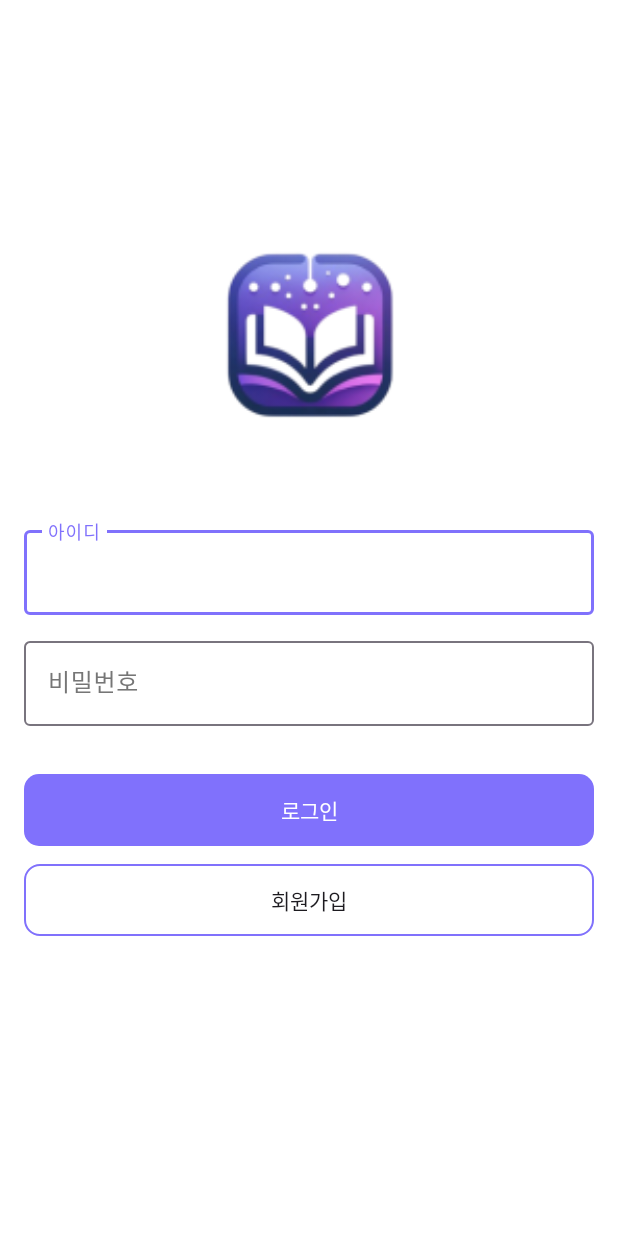
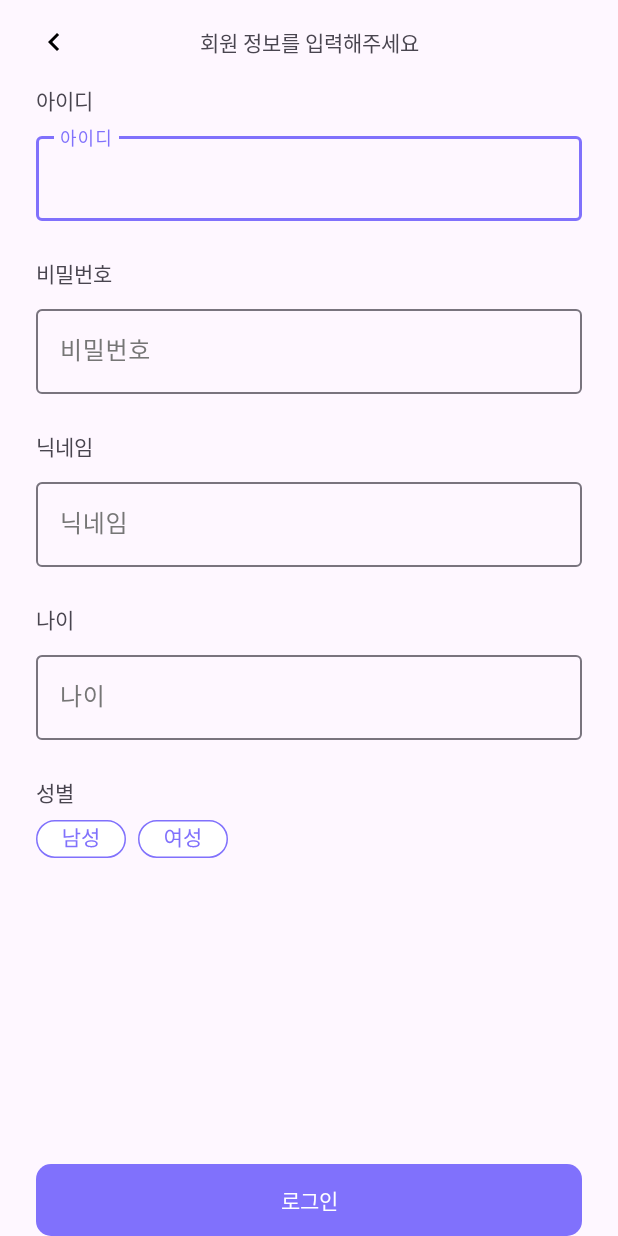
Before and after one commit to hanayoung/GenieBooks, an Android app: the screen it shows after launch (MainActivity), on a phone screen of 412 x 824 dp. Run offline under Robolectric (Android 15) with nearby library versions, the phone set to English and light mode, and no system bars; our stand-ins replace navigation-ui.

Commit message:
Feat: 회원가입 화면 구현 중간 커밋

```diff
--- a/finalproject/app/src/main/java/com/ssafy/finalproject/ui/MainActivity.kt
+++ b/finalproject/app/src/main/java/com/ssafy/finalproject/ui/MainActivity.kt
@@ -27,6 +27,7 @@ class MainActivity : BaseActivity<ActivityMainBinding>(ActivityMainBinding::infl
         navController.addOnDestinationChangedListener { _, destination, _ ->
             binding.bnv.visibility = when (destination.id) {
                 R.id.loginFragment -> View.GONE
+                R.id.joinFragment -> View.GONE
                 R.id.homeFragment -> View.VISIBLE
                 R.id.categoryFragment -> View.VISIBLE
                 R.id.myPageFragment -> View.VISIBLE
--- /dev/null
+++ b/finalproject/app/src/main/java/com/ssafy/finalproject/ui/join/JoinFragment.kt
@@ -0,0 +1,18 @@
+package com.ssafy.finalproject.ui.join
+
+import android.os.Bundle
+import android.view.View
+import com.ssafy.finalproject.R
+import com.ssafy.finalproject.base.BaseFragment
+import com.ssafy.finalproject.databinding.FragmentJoinBinding
+
+class JoinFragment : BaseFragment<FragmentJoinBinding>(
+    FragmentJoinBinding::bind,
+    R.layout.fragment_join
+) {
+
+    override fun onViewCreated(view: View, savedInstanceState: Bundle?) {
+        super.onViewCreated(view, savedInstanceState)
+
+    }
+}
--- /dev/null
+++ b/finalproject/app/src/main/res/drawable/ic_back.xml
@@ -0,0 +1,9 @@
+<vector xmlns:android="http://schemas.android.com/apk/res/android"
+    android:width="24dp"
+    android:height="24dp"
+    android:viewportWidth="960"
+    android:viewportHeight="960">
+  <path
+      android:pathData="M560,720 L320,480l240,-240 56,56 -184,184 184,184 -56,56Z"
+      android:fillColor="#000000"/>
+</vector>
--- /dev/null
+++ b/finalproject/app/src/main/res/drawable/ic_female.xml
@@ -0,0 +1,14 @@
+<vector xmlns:android="http://schemas.android.com/apk/res/android"
+    android:width="60dp"
+    android:height="25dp"
+    android:viewportWidth="60"
+    android:viewportHeight="25">
+  <path
+      android:strokeWidth="1"
+      android:pathData="M12.5,0.5L47.5,0.5A12,12 0,0 1,59.5 12.5L59.5,12.5A12,12 0,0 1,47.5 24.5L12.5,24.5A12,12 0,0 1,0.5 12.5L0.5,12.5A12,12 0,0 1,12.5 0.5z"
+      android:fillColor="#ffffff"
+      android:strokeColor="#8071FC"/>
+  <path
+      android:pathData="M23.519,8.25H27.341V9.216H23.519V8.25ZM23.519,12.254H27.341V13.22H23.519V12.254ZM21.195,6.402C23.029,6.402 24.345,8.124 24.345,10.812C24.345,13.514 23.029,15.236 21.195,15.236C19.347,15.236 18.045,13.514 18.045,10.812C18.045,8.124 19.347,6.402 21.195,6.402ZM21.195,7.452C19.977,7.452 19.137,8.768 19.137,10.812C19.137,12.87 19.977,14.214 21.195,14.214C22.413,14.214 23.253,12.87 23.253,10.812C23.253,8.768 22.413,7.452 21.195,7.452ZM27.089,5.422H28.237V18.106H27.089V5.422ZM33.878,6.15H34.844V7.452C34.844,9.902 33.458,11.904 31.288,12.716L30.686,11.764C32.618,11.078 33.878,9.384 33.878,7.452V6.15ZM34.088,6.15H35.04V7.41C35.04,9.202 36.272,10.784 38.12,11.428L37.49,12.338C35.446,11.568 34.088,9.706 34.088,7.41V6.15ZM39.94,5.436H41.102V12.926H39.94V5.436ZM36.944,13.29C39.548,13.29 41.158,14.172 41.158,15.684C41.158,17.196 39.548,18.064 36.944,18.064C34.326,18.064 32.716,17.196 32.716,15.684C32.716,14.172 34.326,13.29 36.944,13.29ZM36.944,14.214C35.04,14.214 33.878,14.76 33.878,15.684C33.878,16.608 35.04,17.154 36.944,17.154C38.848,17.154 40.01,16.608 40.01,15.684C40.01,14.76 38.848,14.214 36.944,14.214ZM37.196,8.11H40.192V9.076H37.196V8.11Z"
+      android:fillColor="#8071FC"/>
+</vector>
--- /dev/null
+++ b/finalproject/app/src/main/res/drawable/ic_female_checked.xml
@@ -0,0 +1,12 @@
+<vector xmlns:android="http://schemas.android.com/apk/res/android"
+    android:width="60dp"
+    android:height="25dp"
+    android:viewportWidth="60"
+    android:viewportHeight="25">
+  <path
+      android:pathData="M12.5,0L47.5,0A12.5,12.5 0,0 1,60 12.5L60,12.5A12.5,12.5 0,0 1,47.5 25L12.5,25A12.5,12.5 0,0 1,0 12.5L0,12.5A12.5,12.5 0,0 1,12.5 0z"
+      android:fillColor="#8071FC"/>
+  <path
+      android:pathData="M23.519,8.25H27.341V9.216H23.519V8.25ZM23.519,12.254H27.341V13.22H23.519V12.254ZM21.195,6.402C23.029,6.402 24.345,8.124 24.345,10.812C24.345,13.514 23.029,15.236 21.195,15.236C19.347,15.236 18.045,13.514 18.045,10.812C18.045,8.124 19.347,6.402 21.195,6.402ZM21.195,7.452C19.977,7.452 19.137,8.768 19.137,10.812C19.137,12.87 19.977,14.214 21.195,14.214C22.413,14.214 23.253,12.87 23.253,10.812C23.253,8.768 22.413,7.452 21.195,7.452ZM27.089,5.422H28.237V18.106H27.089V5.422ZM33.878,6.15H34.844V7.452C34.844,9.902 33.458,11.904 31.288,12.716L30.686,11.764C32.618,11.078 33.878,9.384 33.878,7.452V6.15ZM34.088,6.15H35.04V7.41C35.04,9.202 36.272,10.784 38.12,11.428L37.49,12.338C35.446,11.568 34.088,9.706 34.088,7.41V6.15ZM39.94,5.436H41.102V12.926H39.94V5.436ZM36.944,13.29C39.548,13.29 41.158,14.172 41.158,15.684C41.158,17.196 39.548,18.064 36.944,18.064C34.326,18.064 32.716,17.196 32.716,15.684C32.716,14.172 34.326,13.29 36.944,13.29ZM36.944,14.214C35.04,14.214 33.878,14.76 33.878,15.684C33.878,16.608 35.04,17.154 36.944,17.154C38.848,17.154 40.01,16.608 40.01,15.684C40.01,14.76 38.848,14.214 36.944,14.214ZM37.196,8.11H40.192V9.076H37.196V8.11Z"
+      android:fillColor="#ffffff"/>
+</vector>
--- /dev/null
+++ b/finalproject/app/src/main/res/drawable/ic_male.xml
@@ -0,0 +1,14 @@
+<vector xmlns:android="http://schemas.android.com/apk/res/android"
+    android:width="60dp"
+    android:height="25dp"
+    android:viewportWidth="60"
+    android:viewportHeight="25">
+  <path
+      android:strokeWidth="1"
+      android:pathData="M12.5,0.5L47.5,0.5A12,12 0,0 1,59.5 12.5L59.5,12.5A12,12 0,0 1,47.5 24.5L12.5,24.5A12,12 0,0 1,0.5 12.5L0.5,12.5A12,12 0,0 1,12.5 0.5z"
+      android:fillColor="#ffffff"
+      android:strokeColor="#8071FC"/>
+  <path
+      android:pathData="M26.473,5.436H27.635V12.59H26.473V5.436ZM27.327,8.334H29.511V9.3H27.327V8.334ZM19.655,13.276H27.635V17.924H19.655V13.276ZM26.501,14.214H20.803V16.972H26.501V14.214ZM18.423,6.066H19.585V11.134H18.423V6.066ZM18.423,10.658H19.417C21.237,10.658 23.127,10.532 25.199,10.112L25.339,11.064C23.197,11.512 21.307,11.638 19.417,11.638H18.423V10.658ZM33.878,6.15H34.844V7.452C34.844,9.902 33.458,11.904 31.288,12.716L30.686,11.764C32.618,11.078 33.878,9.384 33.878,7.452V6.15ZM34.088,6.15H35.04V7.41C35.04,9.202 36.272,10.784 38.12,11.428L37.49,12.338C35.446,11.568 34.088,9.706 34.088,7.41V6.15ZM39.94,5.436H41.102V12.926H39.94V5.436ZM36.944,13.29C39.548,13.29 41.158,14.172 41.158,15.684C41.158,17.196 39.548,18.064 36.944,18.064C34.326,18.064 32.716,17.196 32.716,15.684C32.716,14.172 34.326,13.29 36.944,13.29ZM36.944,14.214C35.04,14.214 33.878,14.76 33.878,15.684C33.878,16.608 35.04,17.154 36.944,17.154C38.848,17.154 40.01,16.608 40.01,15.684C40.01,14.76 38.848,14.214 36.944,14.214ZM37.196,8.11H40.192V9.076H37.196V8.11Z"
+      android:fillColor="#8071FC"/>
+</vector>
--- /dev/null
+++ b/finalproject/app/src/main/res/drawable/ic_male_checked.xml
@@ -0,0 +1,12 @@
+<vector xmlns:android="http://schemas.android.com/apk/res/android"
+    android:width="60dp"
+    android:height="25dp"
+    android:viewportWidth="60"
+    android:viewportHeight="25">
+  <path
+      android:pathData="M12.5,0L47.5,0A12.5,12.5 0,0 1,60 12.5L60,12.5A12.5,12.5 0,0 1,47.5 25L12.5,25A12.5,12.5 0,0 1,0 12.5L0,12.5A12.5,12.5 0,0 1,12.5 0z"
+      android:fillColor="#8071FC"/>
+  <path
+      android:pathData="M26.473,5.436H27.635V12.59H26.473V5.436ZM27.327,8.334H29.511V9.3H27.327V8.334ZM19.655,13.276H27.635V17.924H19.655V13.276ZM26.501,14.214H20.803V16.972H26.501V14.214ZM18.423,6.066H19.585V11.134H18.423V6.066ZM18.423,10.658H19.417C21.237,10.658 23.127,10.532 25.199,10.112L25.339,11.064C23.197,11.512 21.307,11.638 19.417,11.638H18.423V10.658ZM33.878,6.15H34.844V7.452C34.844,9.902 33.458,11.904 31.288,12.716L30.686,11.764C32.618,11.078 33.878,9.384 33.878,7.452V6.15ZM34.088,6.15H35.04V7.41C35.04,9.202 36.272,10.784 38.12,11.428L37.49,12.338C35.446,11.568 34.088,9.706 34.088,7.41V6.15ZM39.94,5.436H41.102V12.926H39.94V5.436ZM36.944,13.29C39.548,13.29 41.158,14.172 41.158,15.684C41.158,17.196 39.548,18.064 36.944,18.064C34.326,18.064 32.716,17.196 32.716,15.684C32.716,14.172 34.326,13.29 36.944,13.29ZM36.944,14.214C35.04,14.214 33.878,14.76 33.878,15.684C33.878,16.608 35.04,17.154 36.944,17.154C38.848,17.154 40.01,16.608 40.01,15.684C40.01,14.76 38.848,14.214 36.944,14.214ZM37.196,8.11H40.192V9.076H37.196V8.11Z"
+      android:fillColor="#ffffff"/>
+</vector>
--- /dev/null
+++ b/finalproject/app/src/main/res/drawable/selector_female.xml
@@ -0,0 +1,5 @@
+<?xml version="1.0" encoding="utf-8"?>
+<selector xmlns:android="http://schemas.android.com/apk/res/android">
+    <item android:state_checked="true" android:drawable="@drawable/ic_female_checked" />
+    <item android:state_checked="false" android:drawable="@drawable/ic_female" />
+</selector>
--- /dev/null
+++ b/finalproject/app/src/main/res/drawable/selector_male.xml
@@ -0,0 +1,5 @@
+<?xml version="1.0" encoding="utf-8"?>
+<selector xmlns:android="http://schemas.android.com/apk/res/android">
+    <item android:state_checked="true" android:drawable="@drawable/ic_male_checked" />
+    <item android:state_checked="false" android:drawable="@drawable/ic_male" />
+</selector>
--- /dev/null
+++ b/finalproject/app/src/main/res/layout/fragment_join.xml
@@ -0,0 +1,199 @@
+<?xml version="1.0" encoding="utf-8"?>
+<androidx.constraintlayout.widget.ConstraintLayout xmlns:android="http://schemas.android.com/apk/res/android"
+    xmlns:app="http://schemas.android.com/apk/res-auto"
+    android:layout_width="match_parent"
+    android:layout_height="match_parent"
+    android:paddingHorizontal="24dp">
+
+    <androidx.constraintlayout.widget.ConstraintLayout
+        android:id="@+id/toolbar"
+        android:layout_width="0dp"
+        android:layout_height="wrap_content"
+        android:paddingVertical="16dp"
+        app:layout_constraintEnd_toEndOf="parent"
+        app:layout_constraintStart_toStartOf="parent"
+        app:layout_constraintTop_toTopOf="parent">
+
+        <ImageView
+            android:layout_width="wrap_content"
+            android:layout_height="wrap_content"
+            android:src="@drawable/ic_back"
+            app:layout_constraintBottom_toBottomOf="parent"
+            app:layout_constraintStart_toStartOf="parent"
+            app:layout_constraintTop_toTopOf="parent" />
+
+        <TextView
+            android:layout_width="wrap_content"
+            android:layout_height="wrap_content"
+            android:fontFamily="@font/pretendard_bold"
+            android:text="@string/join_toolbar_title"
+            app:layout_constraintBottom_toBottomOf="parent"
+            app:layout_constraintEnd_toEndOf="parent"
+            app:layout_constraintStart_toStartOf="parent"
+            app:layout_constraintTop_toTopOf="parent" />
+
+    </androidx.constraintlayout.widget.ConstraintLayout>
+
+
+    <TextView
+        android:id="@+id/tv_id"
+        android:layout_width="wrap_content"
+        android:layout_height="wrap_content"
+        android:text="@string/id"
+        android:textSize="14sp"
+        app:layout_constraintStart_toStartOf="parent"
+        app:layout_constraintTop_toBottomOf="@id/toolbar" />
+
+    <com.google.android.material.textfield.TextInputLayout
+        android:id="@+id/input_layout_id"
+        android:layout_width="0dp"
+        android:layout_height="wrap_content"
+        android:layout_marginTop="8dp"
+        android:hint="@string/id"
+        android:textColorHint="@color/light_text"
+        app:layout_constraintEnd_toEndOf="parent"
+        app:layout_constraintStart_toStartOf="parent"
+        app:layout_constraintTop_toBottomOf="@id/tv_id">
+
+        <com.google.android.material.textfield.TextInputEditText
+            android:layout_width="match_parent"
+            android:layout_height="wrap_content"
+            android:imeOptions="actionDone"
+            android:inputType="text"
+            android:maxLength="20"
+            android:maxLines="1" />
+
+    </com.google.android.material.textfield.TextInputLayout>
+
+    <TextView
+        android:id="@+id/tv_pwd"
+        android:layout_width="wrap_content"
+        android:layout_height="wrap_content"
+        android:layout_marginTop="24dp"
+        android:text="@string/pwd"
+        android:textSize="14sp"
+        app:layout_constraintStart_toStartOf="parent"
+        app:layout_constraintTop_toBottomOf="@id/input_layout_id" />
+
+    <com.google.android.material.textfield.TextInputLayout
+        android:id="@+id/input_layout_pwd"
+        android:layout_width="0dp"
+        android:layout_height="wrap_content"
+        android:layout_marginTop="8dp"
+        android:hint="@string/pwd"
+        android:textColorHint="@color/light_text"
+        app:layout_constraintEnd_toEndOf="parent"
+        app:layout_constraintStart_toStartOf="parent"
+        app:layout_constraintTop_toBottomOf="@id/tv_pwd">
+
+        <com.google.android.material.textfield.TextInputEditText
+            android:layout_width="match_parent"
+            android:layout_height="wrap_content"
+            android:imeOptions="actionDone"
+            android:inputType="text"
+            android:maxLength="20"
+            android:maxLines="1" />
+
+    </com.google.android.material.textfield.TextInputLayout>
+
+    <TextView
+        android:id="@+id/tv_nick_name"
+        android:layout_width="wrap_content"
+        android:layout_height="wrap_content"
+        android:layout_marginTop="24dp"
+        android:text="@string/nick_name"
+        android:textSize="14sp"
+        app:layout_constraintStart_toStartOf="parent"
+        app:layout_constraintTop_toBottomOf="@id/input_layout_pwd" />
+
+    <com.google.android.material.textfield.TextInputLayout
+        android:id="@+id/input_layout_nick_name"
+        android:layout_width="0dp"
+        android:layout_height="wrap_content"
+        android:layout_marginTop="8dp"
+        android:hint="@string/nick_name"
+        android:textColorHint="@color/light_text"
+        app:layout_constraintEnd_toEndOf="parent"
+        app:layout_constraintStart_toStartOf="parent"
+        app:layout_constraintTop_toBottomOf="@id/tv_nick_name">
+
+        <com.google.android.material.textfield.TextInputEditText
+            android:layout_width="match_parent"
+            android:layout_height="wrap_content"
+            android:imeOptions="actionDone"
+            android:inputType="text"
+            android:maxLength="20"
+            android:maxLines="1" />
+
+    </com.google.android.material.textfield.TextInputLayout>
+
+    <TextView
+        android:id="@+id/tv_age"
+        android:layout_width="wrap_content"
+        android:layout_height="wrap_content"
+        android:layout_marginTop="24dp"
+        android:text="@string/age"
+        android:textSize="14sp"
+        app:layout_constraintStart_toStartOf="parent"
+        app:layout_constraintTop_toBottomOf="@id/input_layout_nick_name" />
+
+    <com.google.android.material.textfield.TextInputLayout
+        android:id="@+id/input_layout_age"
+        android:layout_width="0dp"
+        android:layout_height="wrap_content"
+        android:layout_marginTop="8dp"
+        android:hint="@string/age"
+        android:textColorHint="@color/light_text"
+        app:layout_constraintEnd_toEndOf="parent"
+        app:layout_constraintStart_toStartOf="parent"
+        app:layout_constraintTop_toBottomOf="@id/tv_age">
+
+        <com.google.android.material.textfield.TextInputEditText
+            android:layout_width="match_parent"
+            android:layout_height="wrap_content"
+            android:imeOptions="actionDone"
+            android:inputType="text"
+            android:maxLength="20"
+            android:maxLines="1" />
+
+    </com.google.android.material.textfield.TextInputLayout>
+
+    <TextView
+        android:id="@+id/tv_gender"
+        android:layout_width="wrap_content"
+        android:layout_height="wrap_content"
+        android:layout_marginTop="24dp"
+        android:text="@string/gender"
+        android:textSize="14sp"
+        app:layout_constraintStart_toStartOf="parent"
+        app:layout_constraintTop_toBottomOf="@id/input_layout_age" />
+
+    <ImageView
+        android:id="@+id/iv_male"
+        android:layout_width="wrap_content"
+        android:layout_height="wrap_content"
+        android:layout_marginTop="8dp"
+        android:src="@drawable/selector_male"
+        app:layout_constraintStart_toStartOf="parent"
+        app:layout_constraintTop_toBottomOf="@id/tv_gender" />
+
+    <ImageView
+        android:id="@+id/iv_female"
+        android:layout_width="wrap_content"
+        android:layout_height="wrap_content"
+        android:layout_marginStart="8dp"
+        android:src="@drawable/selector_female"
+        app:layout_constraintStart_toEndOf="@id/iv_male"
+        app:layout_constraintTop_toTopOf="@id/iv_male" />
+
+    <Button
+        android:id="@+id/btn_login"
+        android:layout_width="0dp"
+        android:layout_height="wrap_content"
+        android:background="@drawable/btn_background"
+        android:text="@string/login"
+        app:layout_constraintBottom_toBottomOf="parent"
+        app:layout_constraintEnd_toEndOf="parent"
+        app:layout_constraintStart_toStartOf="parent" />
+
+</androidx.constraintlayout.widget.ConstraintLayout>
--- a/finalproject/app/src/main/res/navigation/nav_graph.xml
+++ b/finalproject/app/src/main/res/navigation/nav_graph.xml
@@ -3,7 +3,7 @@
     xmlns:app="http://schemas.android.com/apk/res-auto"
     xmlns:tools="http://schemas.android.com/tools"
     android:id="@+id/nav_graph"
-    app:startDestination="@id/loginFragment">
+    app:startDestination="@id/joinFragment">
 
     <fragment
         android:id="@+id/homeFragment"
@@ -24,4 +24,8 @@
         android:id="@+id/loginFragment"
         android:name="com.ssafy.finalproject.ui.login.LoginFragment"
         android:label="LoginFragment" />
+    <fragment
+        android:id="@+id/joinFragment"
+        android:name="com.ssafy.finalproject.ui.join.JoinFragment"
+        android:label="JoinFragment" />
 </navigation>
--- a/finalproject/app/src/main/res/values/strings.xml
+++ b/finalproject/app/src/main/res/values/strings.xml
@@ -4,4 +4,8 @@
     <string name="pwd">비밀번호</string>
     <string name="login">로그인</string>
     <string name="join">회원가입</string>
+    <string name="join_toolbar_title">회원 정보를 입력해주세요</string>
+    <string name="nick_name">닉네임</string>
+    <string name="age">나이</string>
+    <string name="gender">성별</string>
 </resources>
```
